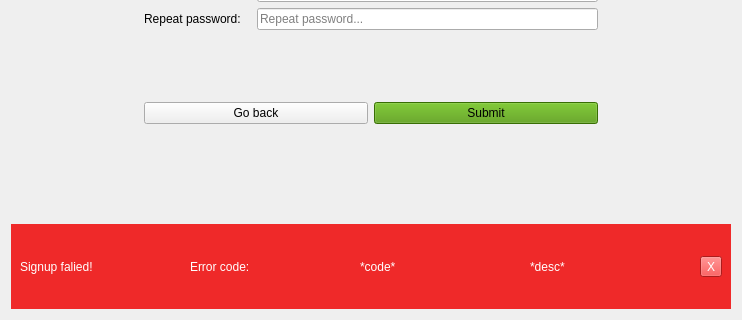
This is src/Client/View/SignupPage/SignupPage.ui in iodream/Spend-Note as Qt 5 draws it before an edit; both pictures show x 0 to 742 and y 303 to 623 of the 742 by 623 pixel window. The edited form follows.
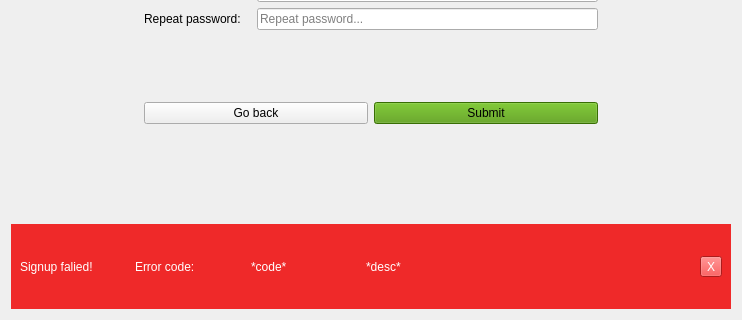
This is the edited form.

```diff
--- a/src/Client/View/SignupPage/SignupPage.ui
+++ b/src/Client/View/SignupPage/SignupPage.ui
@@ -74,16 +74,28 @@
        </spacer>
       </item>
       <item>
-       <layout class="QHBoxLayout" name="horizontalLayout_2">
+       <layout class="QHBoxLayout" name="horizontalLayout_2" stretch="1,1,1,3,0">
         <item>
          <widget class="QLabel" name="label">
+          <property name="sizePolicy">
+           <sizepolicy hsizetype="Minimum" vsizetype="Preferred">
+            <horstretch>0</horstretch>
+            <verstretch>0</verstretch>
+           </sizepolicy>
+          </property>
           <property name="text">
            <string>Signup falied!</string>
           </property>
          </widget>
         </item>
         <item>
-         <widget class="QLabel" name="label_2">
+         <widget class="QLabel" name="ErrorTitleLabel">
+          <property name="sizePolicy">
+           <sizepolicy hsizetype="Preferred" vsizetype="Preferred">
+            <horstretch>0</horstretch>
+            <verstretch>0</verstretch>
+           </sizepolicy>
+          </property>
           <property name="text">
            <string>Error code:</string>
           </property>
```
